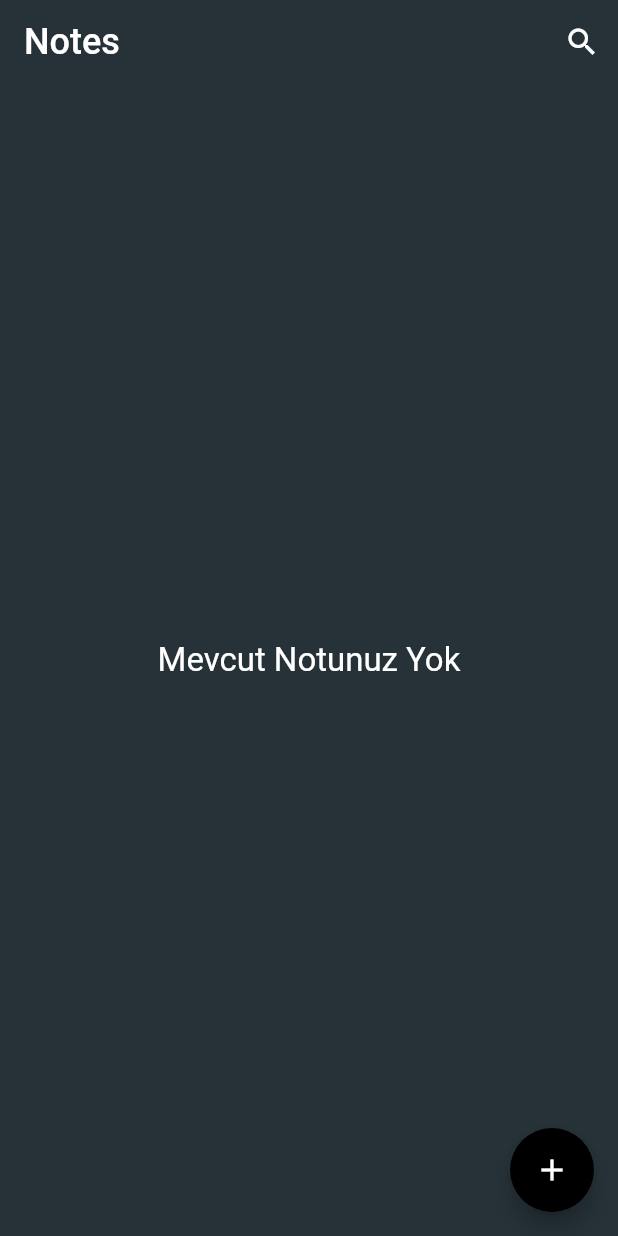
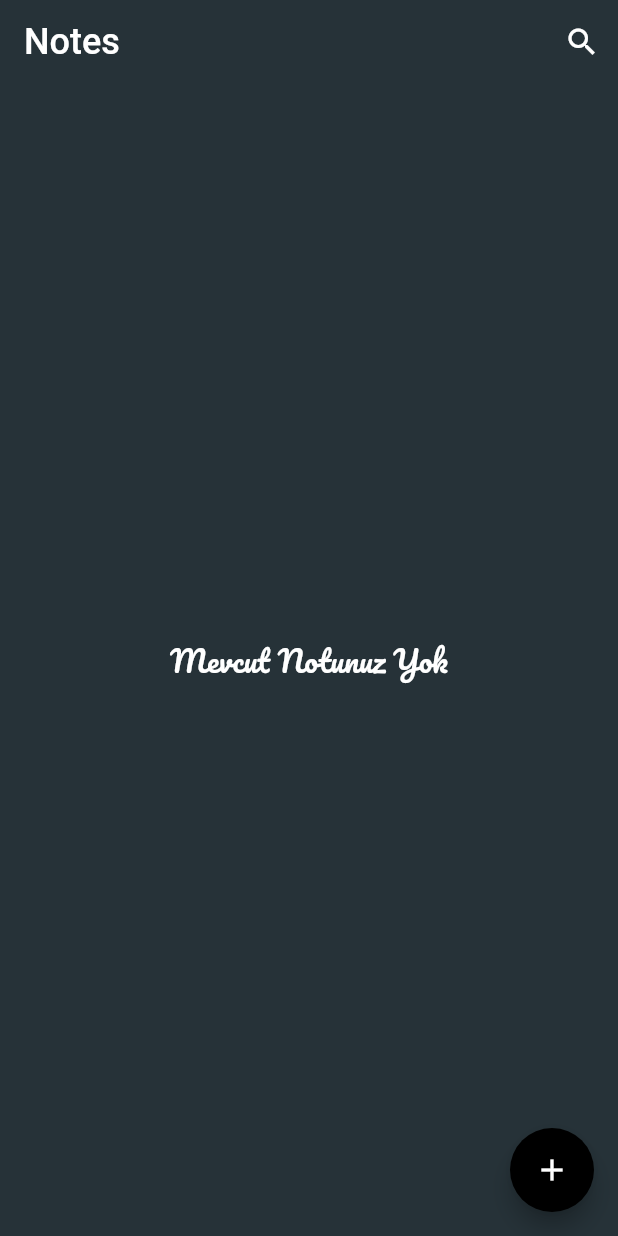
Before and after one commit to Nikola318/note_app, a Flutter app: the screen it shows after launch, on a phone screen of 412 x 824 dp. Run offline on Flutter 3.47's test engine with Material 2 defaults, Android fonts, the phone set to English and light mode, and no system bars; our stand-ins replace google_fonts, sqflite; accounts and stored records are empty.

Commit message:
added google font pagkage

```diff
--- a/lib/page/notes_page.dart
+++ b/lib/page/notes_page.dart
@@ -1,5 +1,6 @@
 import 'package:flutter/material.dart';
 import 'package:flutter_staggered_grid_view/flutter_staggered_grid_view.dart';
+import 'package:google_fonts/google_fonts.dart';
 import 'package:note_app/db/notes_database.dart';
 import 'package:note_app/model/note.dart';
 import 'package:note_app/page/edit_note_page.dart';
@@ -43,21 +44,22 @@ class _NotesPageState extends State<NotesPage> {
             'Notes',
             style: TextStyle(fontSize: 24),
           ),
-          actions:const [ Icon(Icons.search), SizedBox(width: 12)],
+          actions: const [Icon(Icons.search), SizedBox(width: 12)],
         ),
         body: Center(
           child: isLoading
               ? const CircularProgressIndicator()
               : notes.isEmpty
-                  ? const Text(
+                  ? Text(
                       'Mevcut Notunuz Yok',
-                      style: TextStyle(color: Colors.white, fontSize: 22,  ),
+                      style: GoogleFonts.pacifico(
+                          fontSize: 20, color: Colors.white),
                     )
                   : buildNotes(),
         ),
         floatingActionButton: FloatingActionButton(
           backgroundColor: Colors.black,
-          child:const Icon(Icons.add),
+          child: const Icon(Icons.add),
           onPressed: () async {
             await Navigator.of(context).push(
               MaterialPageRoute(builder: (context) => const AddEditNotePage()),
@@ -69,9 +71,9 @@ class _NotesPageState extends State<NotesPage> {
       );
 
   Widget buildNotes() => StaggeredGridView.countBuilder(
-    padding:const EdgeInsets.all(8),
+        padding: const EdgeInsets.all(8),
         itemCount: notes.length,
-    staggeredTileBuilder: (index) =>const StaggeredTile.fit(2),
+        staggeredTileBuilder: (index) => const StaggeredTile.fit(2),
         crossAxisCount: 4,
         mainAxisSpacing: 4,
         crossAxisSpacing: 4,
--- a/pubspec.yaml
+++ b/pubspec.yaml
@@ -39,6 +39,7 @@ dependencies:
   sqflite: ^2.1.0
   intl: ^0.17.0
   flutter_staggered_grid_view: ^0.4.0
+  google_fonts: ^3.0.1
 
 dev_dependencies:
   flutter_test:
```
Also changed, not shown: pubspec.lock. Lines whose indentation alone changed are shown as unchanged.
